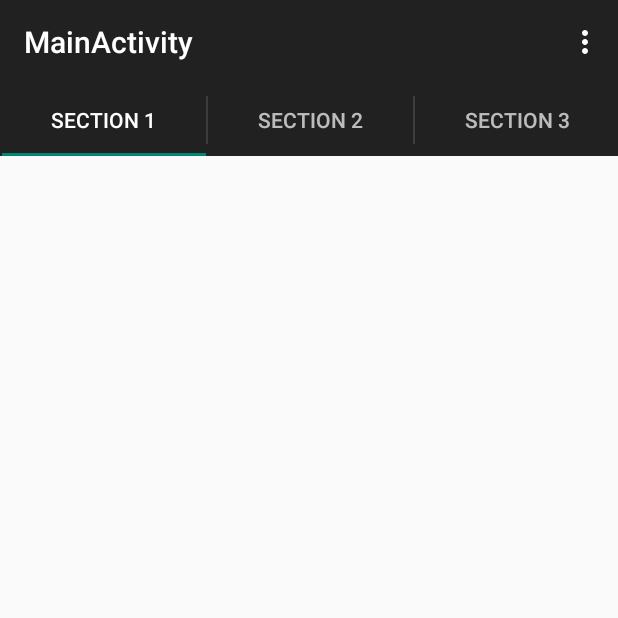
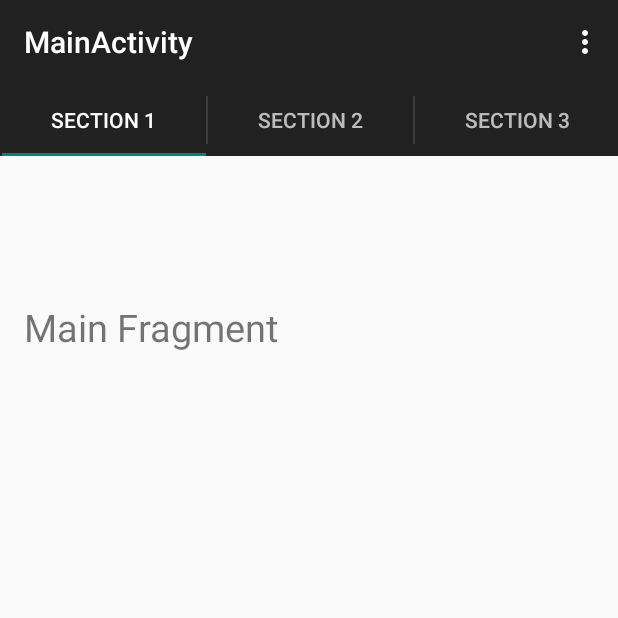
Before and after one commit to jeff2013/Car02, an Android app: the MainActivity screen opened directly, with no data from a screen before it, on a phone screen of 412 x 824 dp, the top half of it. Run offline under Robolectric (Android 15) with nearby library versions, the phone set to English and light mode, and no system bars.

Commit message:
initial commit

```diff
--- a/app/src/main/java/com/example/jeff/car02/MainActivity.java
+++ b/app/src/main/java/com/example/jeff/car02/MainActivity.java
@@ -155,34 +155,6 @@ public class MainActivity extends ActionBarActivity implements ActionBar.TabList
     /**
      * A placeholder fragment containing a simple view.
      */
-    public static class PlaceholderFragment extends Fragment {
-        /**
-         * The fragment argument representing the section number for this
-         * fragment.
-         */
-        private static final String ARG_SECTION_NUMBER = "section_number";
 
-        /**
-         * Returns a new instance of this fragment for the given section
-         * number.
-         */
-        public static PlaceholderFragment newInstance(int sectionNumber) {
-            PlaceholderFragment fragment = new PlaceholderFragment();
-            Bundle args = new Bundle();
-            args.putInt(ARG_SECTION_NUMBER, sectionNumber);
-            fragment.setArguments(args);
-            return fragment;
-        }
-
-        public PlaceholderFragment() {
-        }
-
-        @Override
-        public View onCreateView(LayoutInflater inflater, ViewGroup container,
-                                 Bundle savedInstanceState) {
-            View rootView = inflater.inflate(R.layout.fragment_main, container, false);
-            return rootView;
-        }
-    }
 
 }
--- /dev/null
+++ b/app/src/main/java/com/example/jeff/car02/PlaceholderFragment.java
@@ -0,0 +1,40 @@
+package com.example.jeff.car02;
+
+import android.os.Bundle;
+import android.support.v4.app.Fragment;
+import android.view.LayoutInflater;
+import android.view.View;
+import android.view.ViewGroup;
+
+/**
+ * Created by jeff on 2015-03-13.
+ */
+public class PlaceholderFragment  extends Fragment {
+        /**
+         * The fragment argument representing the section number for this
+         * fragment.
+         */
+        private static final String ARG_SECTION_NUMBER = "section_number";
+
+        /**
+         * Returns a new instance of this fragment for the given section
+         * number.
+         */
+        public static PlaceholderFragment newInstance(int sectionNumber) {
+            PlaceholderFragment fragment = new PlaceholderFragment();
+            Bundle args = new Bundle();
+            args.putInt(ARG_SECTION_NUMBER, sectionNumber);
+            fragment.setArguments(args);
+            return fragment;
+        }
+
+        public PlaceholderFragment() {
+        }
+
+        @Override
+        public View onCreateView(LayoutInflater inflater, ViewGroup container,
+                                 Bundle savedInstanceState) {
+            View rootView = inflater.inflate(R.layout.fragment_main, container, false);
+            return rootView;
+        }
+    }
--- a/app/src/main/res/layout/fragment_main.xml
+++ b/app/src/main/res/layout/fragment_main.xml
@@ -9,4 +9,13 @@
     <TextView android:id="@+id/section_label" android:layout_width="wrap_content"
         android:layout_height="wrap_content" />
 
+    <TextView
+        android:layout_width="wrap_content"
+        android:layout_height="wrap_content"
+        android:text="Main Fragment"
+        android:textSize="25dp"
+        android:id="@+id/textView"
+        android:layout_below="@+id/section_label"
+        android:layout_marginTop="61dp" />
+
 </RelativeLayout>
```
